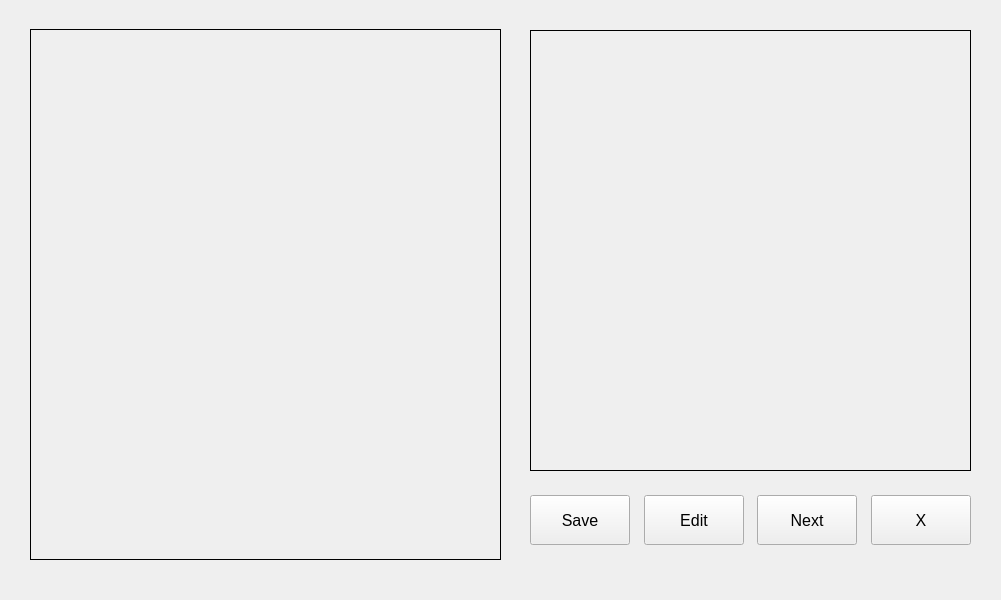
This is uis/main.ui in krystofffff/PicScan as Qt 5 draws it before an edit. The edited form follows.
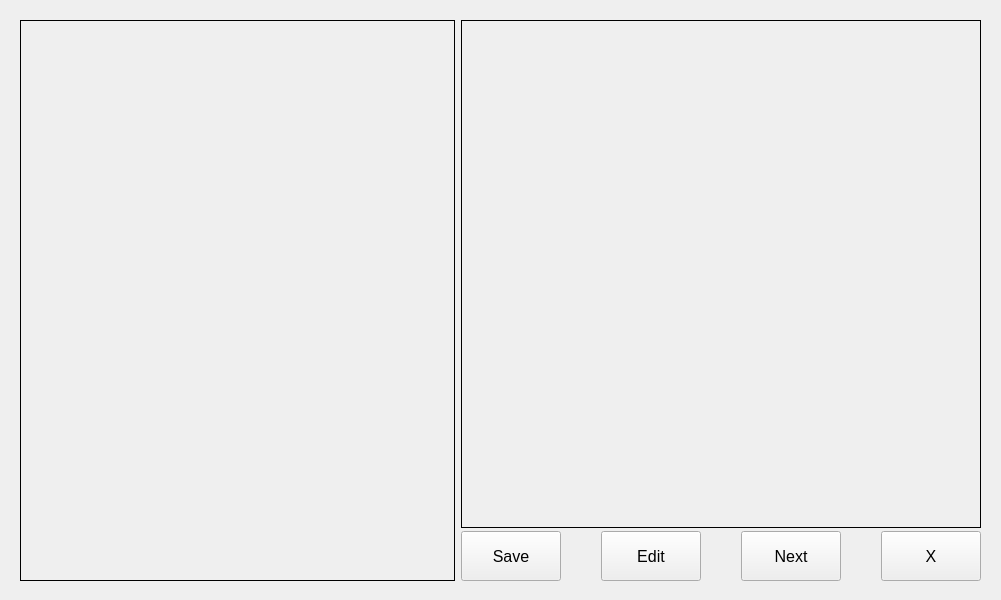
This is the edited form.

```diff
--- a/uis/main.ui
+++ b/uis/main.ui
@@ -14,14 +14,38 @@
    <string>MainWindow</string>
   </property>
   <widget class="QWidget" name="centralwidget">
+   <property name="maximumSize">
+    <size>
+     <width>1001</width>
+     <height>16777215</height>
+    </size>
+   </property>
+   <widget class="QWidget" name="horizontalLayoutWidget">
+    <property name="geometry">
+     <rect>
+      <x>20</x>
+      <y>20</y>
+      <width>961</width>
+      <height>561</height>
+     </rect>
+    </property>
+    <layout class="QHBoxLayout" name="horizontalLayout">
+     <property name="sizeConstraint">
+      <enum>QLayout::SetMaximumSize</enum>
+     </property>
+     <item>
    <widget class="QLabel" name="canvas">
-    <property name="geometry">
-     <rect>
-      <x>30</x>
-      <y>29</y>
-      <width>471</width>
-      <height>531</height>
-     </rect>
+       <property name="sizePolicy">
+        <sizepolicy hsizetype="Expanding" vsizetype="Preferred">
+         <horstretch>0</horstretch>
+         <verstretch>0</verstretch>
+        </sizepolicy>
+       </property>
+       <property name="minimumSize">
+        <size>
+         <width>250</width>
+         <height>0</height>
+        </size>
     </property>
     <property name="frameShape">
      <enum>QFrame::Box</enum>
@@ -36,15 +60,14 @@
      <set>Qt::AlignCenter</set>
     </property>
    </widget>
+     </item>
+     <item>
+      <layout class="QVBoxLayout" name="verticalLayout">
+       <property name="spacing">
+        <number>3</number>
+       </property>
+       <item>
    <widget class="QScrollArea" name="scrollArea">
-    <property name="geometry">
-     <rect>
-      <x>530</x>
-      <y>30</y>
-      <width>441</width>
-      <height>441</height>
-     </rect>
-    </property>
     <property name="frameShape">
      <enum>QFrame::Box</enum>
     </property>
@@ -59,8 +82,8 @@
       <rect>
        <x>0</x>
        <y>0</y>
-       <width>439</width>
-       <height>439</height>
+            <width>520</width>
+            <height>500</height>
       </rect>
      </property>
      <layout class="QGridLayout" name="gridLayout">
@@ -74,15 +97,8 @@
      </layout>
     </widget>
    </widget>
-   <widget class="QWidget" name="horizontalLayoutWidget_2">
-    <property name="geometry">
-     <rect>
-      <x>530</x>
-      <y>480</y>
-      <width>441</width>
-      <height>80</height>
-     </rect>
-    </property>
+       </item>
+       <item>
     <layout class="QHBoxLayout" name="horizontalLayout_2">
      <property name="spacing">
       <number>0</number>
@@ -209,6 +225,10 @@
         <string>X</string>
        </property>
       </widget>
+         </item>
+        </layout>
+       </item>
+      </layout>
      </item>
     </layout>
    </widget>
```
Left out of the diff: 2 changed lines with no effect on the pictures. Lines whose indentation alone changed are shown as unchanged.
